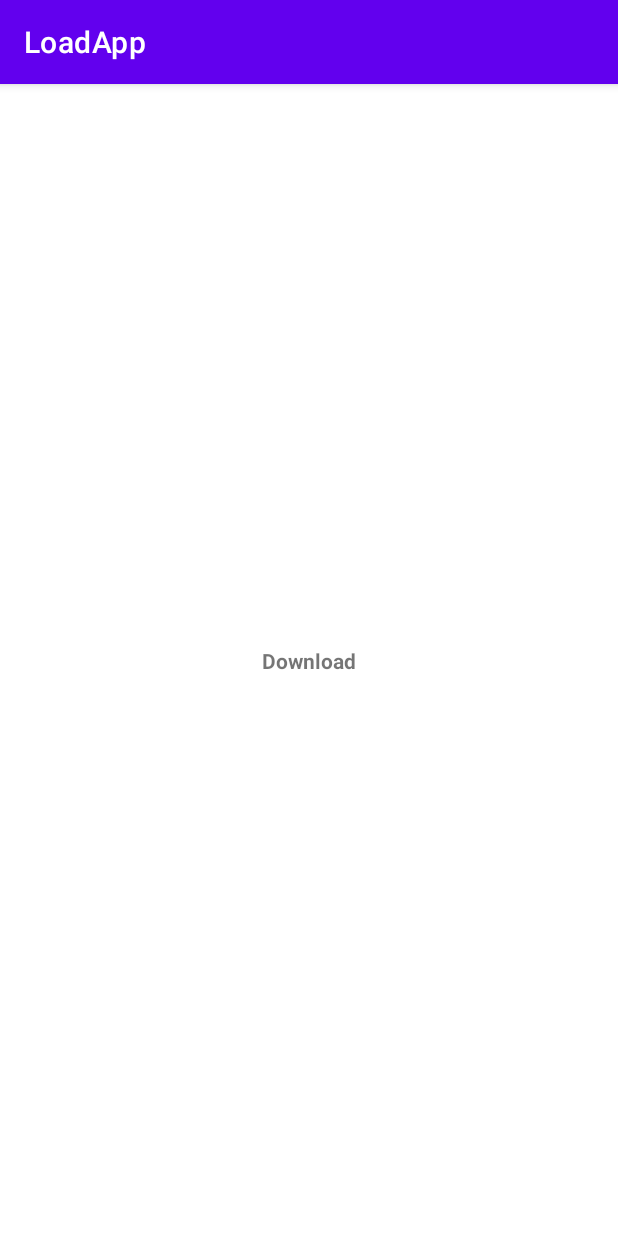
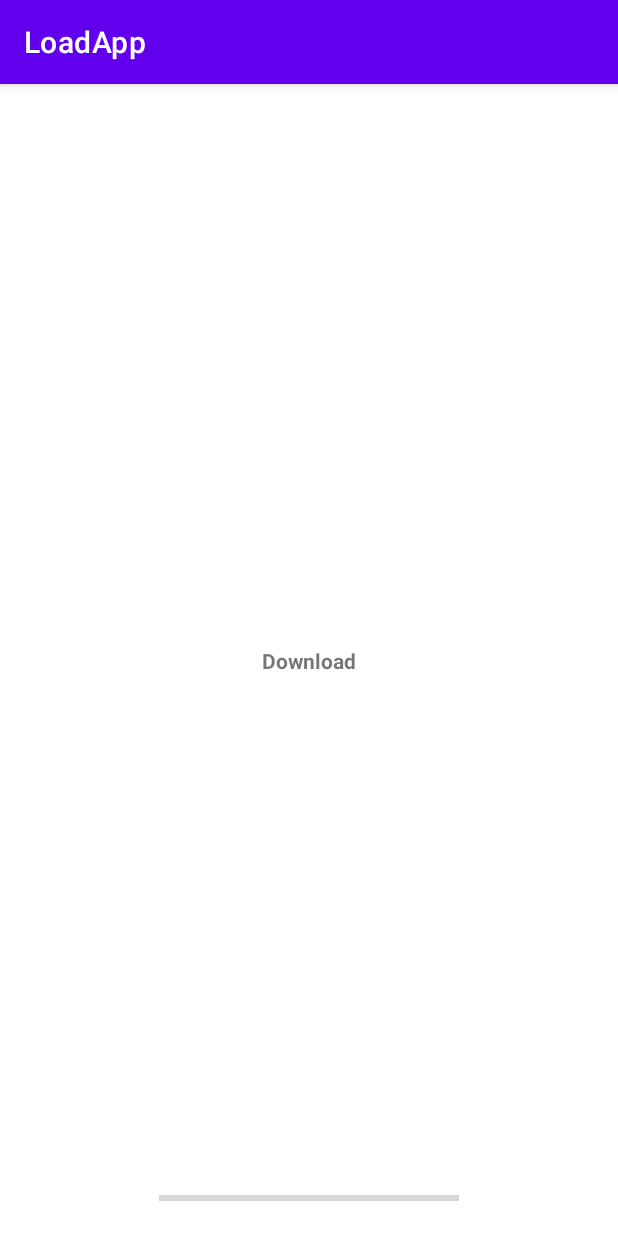
Before and after one commit to mohamedalaa4j/LoadApp, an Android app: the screen it shows after launch (MainActivity), after a tap on "Download", on a phone screen of 412 x 824 dp. Run offline under Robolectric (Android 15) with nearby library versions, the phone set to English and light mode, and no system bars; our stand-ins replace data binding; 1 statement that could not run was skipped.

Commit message:
Successfull download with progress percentage

```diff
--- a/app/src/main/java/com/mohamedalaa4j/loadapp/MainActivity.kt
+++ b/app/src/main/java/com/mohamedalaa4j/loadapp/MainActivity.kt
@@ -7,6 +7,7 @@ import android.content.Intent
 import android.content.IntentFilter
 import android.net.Uri
 import android.os.Bundle
+import android.util.Log
 import android.widget.Toast
 import androidx.appcompat.app.AppCompatActivity
 import com.mohamedalaa4j.loadapp.databinding.ActivityMainBinding
@@ -15,6 +16,7 @@ class MainActivity : AppCompatActivity() {
     private lateinit var binding: ActivityMainBinding
 
     private var downloadID: Long = 0
+    private var downloading = false
 
     override fun onCreate(savedInstanceState: Bundle?) {
         super.onCreate(savedInstanceState)
@@ -23,6 +25,42 @@ class MainActivity : AppCompatActivity() {
 
         binding.tvDownload.setOnClickListener { download() }
 
+    }
+
+    private fun download() {
+        val request = DownloadManager.Request(Uri.parse(RETROFIT_URL))
+            .setTitle(getString(R.string.app_name))
+            .setDescription(getString(R.string.app_description))
+            .setRequiresCharging(false)
+            .setAllowedOverMetered(true)
+            .setAllowedOverRoaming(true)
+
+        val downloadManager = getSystemService(DOWNLOAD_SERVICE) as DownloadManager
+        downloadID = downloadManager.enqueue(request)
+        downloading = true
+
+        registerReceiver(receiver, IntentFilter(DownloadManager.ACTION_DOWNLOAD_COMPLETE))
+
+        // Progress
+        while (downloading) {
+            val query = DownloadManager.Query().setFilterById(downloadID)
+            val cursor = downloadManager.query(query)
+            cursor.moveToFirst()
+
+            val bytesDownloaded = cursor.getInt(cursor.getColumnIndexOrThrow(DownloadManager.COLUMN_BYTES_DOWNLOADED_SO_FAR))
+            val bytesTotal = cursor.getInt(cursor.getColumnIndexOrThrow(DownloadManager.COLUMN_TOTAL_SIZE_BYTES))
+
+            val progress = (bytesDownloaded * 100L) / bytesTotal
+
+            if (progress >= 0L) {
+                binding.progressBar.progress = progress.toInt()
+                Log.e("progress", progress.toString())
+            }
+
+            if (cursor.getInt(cursor.getColumnIndexOrThrow(DownloadManager.COLUMN_STATUS)) == DownloadManager.STATUS_SUCCESSFUL) {
+                downloading = false
+            }
+        }
     }
 
     private val receiver = object : BroadcastReceiver() {
@@ -35,17 +73,4 @@ class MainActivity : AppCompatActivity() {
         }
     }
 
-    private fun download() {
-        val request = DownloadManager.Request(Uri.parse(RETROFIT_URL))
-            .setTitle(getString(R.string.app_name))
-            .setDescription(getString(R.string.app_description))
-            .setRequiresCharging(false)
-            .setAllowedOverMetered(true)
-            .setAllowedOverRoaming(true)
-
-        val downloadManager = getSystemService(DOWNLOAD_SERVICE) as DownloadManager
-        downloadID = downloadManager.enqueue(request)
-
-        registerReceiver(receiver, IntentFilter(DownloadManager.ACTION_DOWNLOAD_COMPLETE))
-    }
 }
--- a/app/src/main/res/layout/activity_main.xml
+++ b/app/src/main/res/layout/activity_main.xml
@@ -19,5 +19,18 @@
             app:layout_constraintStart_toStartOf="parent"
             app:layout_constraintTop_toTopOf="parent" />
 
+        <ProgressBar
+            android:id="@+id/progressBar"
+            style="?android:attr/progressBarStyleHorizontal"
+            android:layout_width="wrap_content"
+            android:layout_height="wrap_content"
+            android:indeterminate="false"
+            android:minHeight="50dp"
+            android:minWidth="200dp"
+            app:layout_constraintStart_toStartOf="parent"
+            app:layout_constraintEnd_toEndOf="parent"
+            app:layout_constraintBottom_toBottomOf="parent"
+            />
+
     </androidx.constraintlayout.widget.ConstraintLayout>
 </layout>
```
